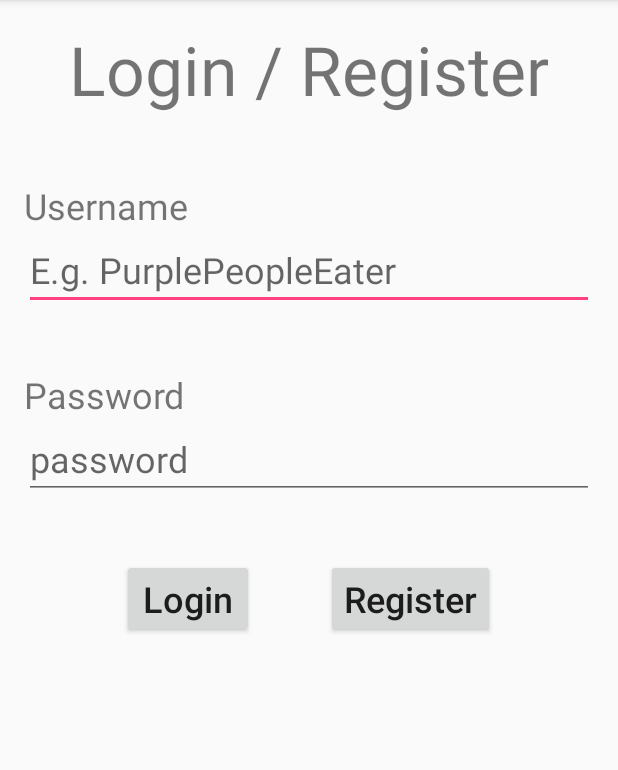
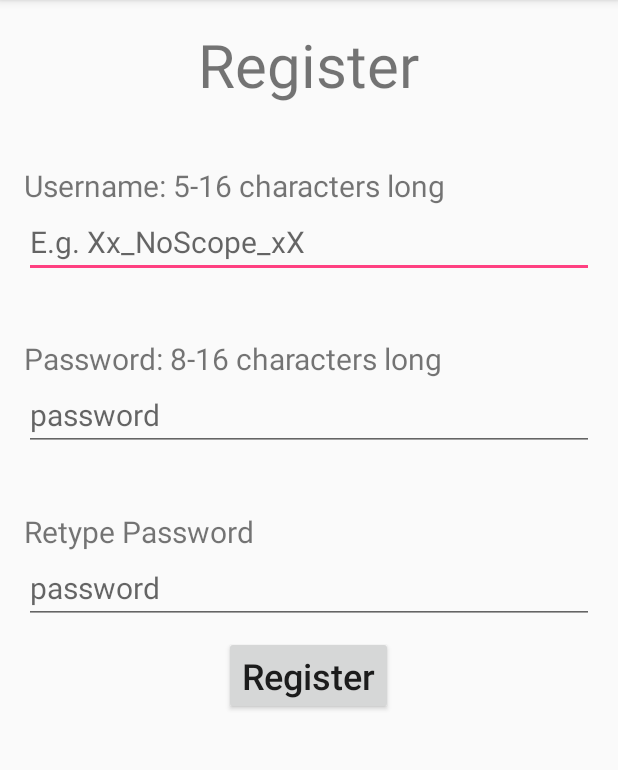
Before and after one commit to jrunzer26/MobileProjectApp, an Android app: the screen it shows after launch (LoginActivity before the commit, RegisterActivity after it), after a tap on "Register", on a phone screen of 412 x 824 dp, the part 84-854 px from its top. Run offline under Robolectric (Android 15) with nearby library versions, the phone set to English and light mode, and no system bars.

Commit message:
added login/register feature

```diff
--- a/MobileProject/app/src/main/AndroidManifest.xml
+++ b/MobileProject/app/src/main/AndroidManifest.xml
@@ -16,6 +16,9 @@
                 <category android:name="android.intent.category.LAUNCHER" />
             </intent-filter>
         </activity>
+        <activity android:name=".RegisterActivity"></activity>
     </application>
 
+    <uses-permission android:name="android.permission.INTERNET" />
+
 </manifest>
--- /dev/null
+++ b/MobileProject/app/src/main/java/com/example/android/mobileproject/AsyncResponse.java
@@ -0,0 +1,9 @@
+package com.example.android.mobileproject;
+
+/**
+ * Created by 100520993 on 10/8/2016.
+ */
+
+public interface AsyncResponse {
+    void processResult(String result);
+}
--- a/MobileProject/app/src/main/java/com/example/android/mobileproject/LoginActivity.java
+++ b/MobileProject/app/src/main/java/com/example/android/mobileproject/LoginActivity.java
@@ -4,8 +4,15 @@ import android.content.Intent;
 import android.support.v7.app.AppCompatActivity;
 import android.os.Bundle;
 import android.view.View;
+import android.widget.EditText;
+import android.widget.Toast;
 
-public class LoginActivity extends AppCompatActivity {
+import org.json.JSONException;
+import org.json.JSONObject;
+
+public class LoginActivity extends AppCompatActivity implements AsyncResponse{
+    public static final String EDITTEXT_USERNAME = "USERNAME";
+    public static final String EDITTEXT_PASSWORD = "PASSWORD";
 
     @Override
     protected void onCreate(Bundle savedInstanceState) {
@@ -18,8 +25,18 @@ public class LoginActivity extends AppCompatActivity {
      * @param view
      */
     public void login(View view) {
-        // TODO: 10/6/2016
-        startActivity(new Intent(this, MainActivity.class));
+        JSONObject jsonObject = new JSONObject();
+        String username = ((EditText) findViewById(R.id.edittext_login_username)).getText().toString();
+        String password = ((EditText) findViewById(R.id.edittext_login_password)).getText().toString();
+        try {
+            jsonObject.put("username", username);
+            jsonObject.put("password", password);
+            System.out.println(jsonObject.toString());
+        } catch (JSONException e) {
+            e.printStackTrace();
+        }
+        ServerControl sc = new ServerControl(this);
+        sc.execute(getString(R.string.server) + "login", ServerControl.POST, jsonObject.toString());
     }
 
     /**
@@ -27,8 +44,17 @@ public class LoginActivity extends AppCompatActivity {
      * @param view
      */
     public void register(View view) {
-        // TODO: 10/6/2016
+        Intent intent = new Intent(this, RegisterActivity.class);
+        String username = ((EditText) findViewById(R.id.edittext_login_username)).getText().toString();
+        String password = ((EditText) findViewById(R.id.edittext_login_password)).getText().toString();
+        intent.putExtra(EDITTEXT_USERNAME, username);
+        intent.putExtra(EDITTEXT_PASSWORD, password);
+        startActivity(intent);
+
     }
 
-
+    @Override
+    public void processResult(String result) {
+        Toast.makeText(getApplicationContext(), result, Toast.LENGTH_LONG).show();
+    }
 }
--- /dev/null
+++ b/MobileProject/app/src/main/java/com/example/android/mobileproject/RegisterActivity.java
@@ -0,0 +1,69 @@
+package com.example.android.mobileproject;
+
+import android.content.Intent;
+import android.support.v7.app.AppCompatActivity;
+import android.os.Bundle;
+import android.view.View;
+import android.widget.EditText;
+import android.widget.Toast;
+
+import org.json.JSONException;
+import org.json.JSONObject;
+
+public class RegisterActivity extends AppCompatActivity implements AsyncResponse {
+
+    @Override
+    protected void onCreate(Bundle savedInstanceState) {
+        super.onCreate(savedInstanceState);
+        setContentView(R.layout.activity_register);
+        Intent intent = getIntent();
+        String username = intent.getStringExtra(LoginActivity.EDITTEXT_USERNAME);
+        String password = intent.getStringExtra(LoginActivity.EDITTEXT_PASSWORD);
+        if (username != null) {
+            ((EditText) findViewById(R.id.edittext_register_username)).setText(username);
+        }
+        if (password != null) {
+            ((EditText) findViewById(R.id.edittext_register_password)).setText(password);
+        }
+    }
+
+    /**
+     * Registers the user using the webservice.
+     * @param view
+     */
+    public void register(View view) {
+        String username = ((EditText) findViewById(R.id.edittext_register_username)).getText().toString();
+        String password = ((EditText) findViewById(R.id.edittext_register_password)).getText().toString();
+        String password2 = ((EditText) findViewById(R.id.edittext_register_password2)).getText().toString();
+        String warning = "";
+        if ((username == null) ||(username.length() < 5) || (username.length() > 16 )) {
+            warning = getString(R.string.register_usernameshort);
+        } else if (password == null || password2 == null) {
+            warning = getString(R.string.register_passwordshort);
+        } else if (!password.equals(password2)) {
+            warning = getString(R.string.register_passowrdnotsame);
+        } else if (password.length() < 8 || password.length() > 16) {
+            warning = getString(R.string.register_passwordshort);
+        }
+        //if there are no warnings, register the user
+        if (warning.equals("")){
+            System.out.println("server control");
+            ServerControl sc = new ServerControl(this);
+            JSONObject jsonObject = new JSONObject();
+            try {
+                jsonObject.put("username", username);
+                jsonObject.put("password", password);
+            } catch (JSONException e) {
+                e.printStackTrace();
+            }
+            System.out.println(getString(R.string.server));
+            sc.execute(getString(R.string.server) + "register", ServerControl.POST, jsonObject.toString());
+        }
+        //Toast.makeText(this, warning, Toast.LENGTH_LONG).show();
+    }
+
+    @Override
+    public void processResult(String result) {
+        Toast.makeText(this, result, Toast.LENGTH_LONG).show();
+    }
+}
--- /dev/null
+++ b/MobileProject/app/src/main/res/layout/activity_register.xml
@@ -0,0 +1,79 @@
+<?xml version="1.0" encoding="utf-8"?>
+<LinearLayout xmlns:android="http://schemas.android.com/apk/res/android"
+    xmlns:tools="http://schemas.android.com/tools"
+    android:id="@+id/activity_login"
+    android:layout_width="match_parent"
+    android:layout_height="match_parent"
+    android:paddingBottom="@dimen/activity_vertical_margin"
+    android:paddingLeft="@dimen/activity_horizontal_margin"
+    android:paddingRight="@dimen/activity_horizontal_margin"
+    android:paddingTop="@dimen/activity_vertical_margin"
+    tools:context="com.example.android.mobileproject.LoginActivity"
+    android:orientation="vertical">
+
+    <TextView
+        android:layout_width="wrap_content"
+        android:layout_height="wrap_content"
+        android:text="@string/register_title"
+        android:paddingBottom="@dimen/marginbottom_login_underlogintitle"
+        android:textSize="@dimen/textsize_login_title"
+        android:layout_gravity="center_horizontal"/>
+
+
+    <TextView android:id="@+id/textview_register_username"
+        android:layout_width="wrap_content"
+        android:layout_height="wrap_content"
+        android:text="@string/register_username"
+        android:textSize="@dimen/textsize_register_usernamepassword" />
+
+    <EditText android:id="@+id/edittext_register_username"
+        android:layout_width="match_parent"
+        android:layout_height="wrap_content"
+        android:hint="@string/login_usernamehint"
+        android:inputType="textNoSuggestions"
+        android:textSize="@dimen/textsize_register_usernamepassword" />
+
+    <TextView android:id="@+id/textview_register_password"
+        android:layout_width="wrap_content"
+        android:layout_height="wrap_content"
+        android:text="@string/register_password"
+        android:textSize="@dimen/textsize_register_usernamepassword"
+        android:layout_marginTop="@dimen/margintop_login_underFields"/>
+
+    <EditText android:id="@+id/edittext_register_password"
+        android:layout_width="match_parent"
+        android:layout_height="wrap_content"
+        android:hint="@string/login_passwordhint"
+        android:inputType="textPassword"
+        android:textSize="@dimen/textsize_login_usernamepassword" />
+
+    <TextView android:id="@+id/textview_login_password2"
+        android:layout_width="wrap_content"
+        android:layout_height="wrap_content"
+        android:text="@string/register_retypepassword"
+        android:textSize="@dimen/textsize_register_usernamepassword"
+        android:layout_marginTop="@dimen/margintop_login_underFields"/>
+
+    <EditText android:id="@+id/edittext_register_password2"
+        android:layout_width="match_parent"
+        android:layout_height="wrap_content"
+        android:hint="@string/login_passwordhint"
+        android:inputType="textPassword"
+        android:textSize="@dimen/textsize_login_usernamepassword"
+        android:layout_marginBottom="@dimen/margin_register_belowButtons"/>
+
+    <android.support.v7.widget.ButtonBarLayout
+        android:layout_width="wrap_content"
+        android:layout_height="wrap_content"
+        android:orientation="horizontal"
+        android:layout_gravity="center_horizontal">
+
+        <Button android:id="@+id/button_register_register"
+            android:layout_width="wrap_content"
+            android:layout_height="wrap_content"
+            android:text="@string/login_register"
+            android:textSize="@dimen/textsize_login_loginbutton"
+            android:textAllCaps="false"
+            android:onClick="register"/>
+    </android.support.v7.widget.ButtonBarLayout>
+</LinearLayout>
--- a/MobileProject/app/src/main/res/values/dimens.xml
+++ b/MobileProject/app/src/main/res/values/dimens.xml
@@ -4,11 +4,15 @@
     <dimen name="activity_vertical_margin">16dp</dimen>
 
     <!-- Dimensions related to LoginActivity -->
-    <dimen name="marginbottom_login_underlogintitle">44dp</dimen>
+    <dimen name="marginbottom_login_underlogintitle">40dp</dimen>
     <dimen name="margintop_login_underFields">40dp</dimen>
-    <dimen name="textsize_login_usernamepassword">24sp</dimen>
-    <dimen name="textsize_login_title">45sp</dimen>
+    <dimen name="textsize_login_usernamepassword">20sp</dimen>
+    <dimen name="textsize_login_title">40sp</dimen>
     <dimen name="textsize_login_loginbutton">24sp</dimen>
     <dimen name="margin_login_buttons">24dp</dimen>
     <dimen name="margin_login_belowButtons">40dp</dimen>
+
+    <!-- Dimensions related to RegisterActivity -->
+    <dimen name="textsize_register_usernamepassword">20sp</dimen>
+    <dimen name="margin_register_belowButtons">8dp</dimen>
 </resources>
--- a/MobileProject/app/src/main/res/values/strings.xml
+++ b/MobileProject/app/src/main/res/values/strings.xml
@@ -1,13 +1,27 @@
 <resources>
     <string name="app_name">MobileProject</string>
 
+    <!-- Server -->
+    <string name="server">http://159.203.42.84:3000/</string>
+
     <!-- Strings related to LoginActivity -->
-    <string name="login_title">Login / Register</string>
+    <string name="login_title">Login</string>
     <string name="login_login">Login</string>
     <string name="login_username">Username</string>
     <string name="login_password">Password</string>
-    <string name="login_usernamehint">E.g. PurplePeopleEater</string>
+    <string name="login_usernamehint">E.g. Xx_NoScope_xX</string>
     <string name="login_passwordhint">password</string>
     <string name="login_register">Register</string>
 
+    <!-- Strings related to RegisterActivity -->
+    <string name="register_title">Register</string>
+    <string name="register_usernametaken">The username already exists</string>
+    <string name="register_passowrdnotsame">The two passwords provided are not the same.</string>
+    <string name="register_passwordshort">Your password must be 5-16 characters long</string>
+    <string name="register_usernameshort">Your username must be 8-16 characters long</string>
+    <string name="register_password">Password: 8-16 characters long</string>
+    <string name="register_username">Username: 5-16 characters long</string>
+    <string name="register_retypepassword">Retype Password</string>
+
+
 </resources>
```
Also changed, not shown: MobileProject/app/src/main/java/com/example/android/mobileproject/ServerControl.java (added, +79 -0 lines).
